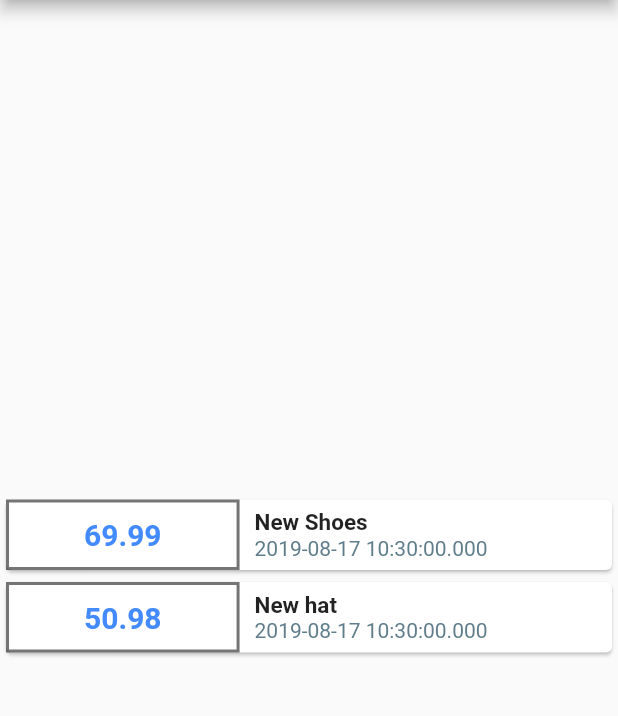
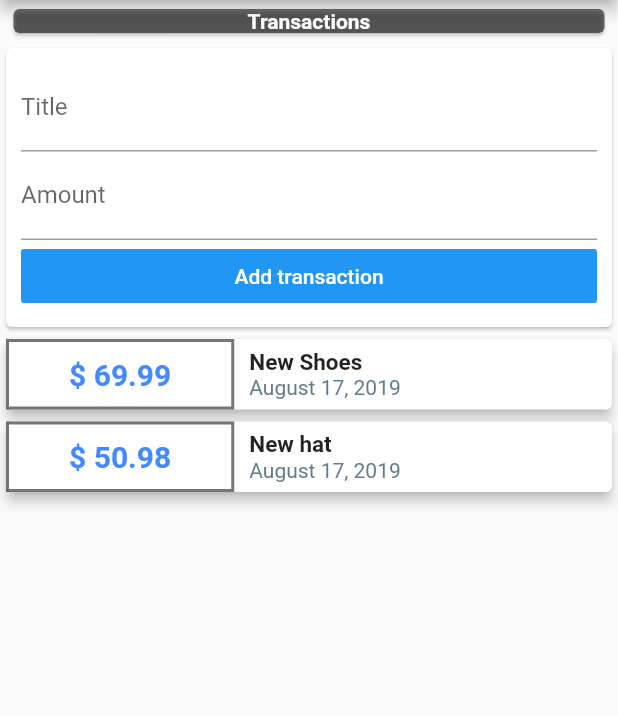
Before and after one commit to jjsebastianfuertes/PersonalExpensesApp, a Flutter app: the screen it shows after launch, on a phone screen of 412 x 824 dp, the part 84-800 px from its top. Run offline on Flutter 3.47's test engine with Material 2 defaults, Android fonts, the phone set to English and light mode, and no system bars.

Commit message:
transactions boxes

```diff
--- a/expenses_app/lib/main.dart
+++ b/expenses_app/lib/main.dart
@@ -1,5 +1,7 @@
 import 'package:flutter/material.dart';
 import './transaction.dart';
+import 'package:intl/intl.dart';
+import 'package:flutter_localizations/flutter_localizations.dart';
 
 void main() {
   runApp(MyApp());
@@ -9,6 +11,16 @@ class MyApp extends StatelessWidget {
   @override
   Widget build(BuildContext context) {
     return MaterialApp(
+      localizationsDelegates: [
+        // ... app-specific localization delegate[s] here
+        GlobalMaterialLocalizations.delegate,
+        GlobalWidgetsLocalizations.delegate,
+        GlobalCupertinoLocalizations.delegate,
+      ],
+      supportedLocales: [
+        const Locale('en'), // English
+        const Locale('es'), // Spanish
+      ],
       title: 'Expenses App',
       home: MyHomePage(),
     );
@@ -28,13 +40,51 @@ class MyHomePage extends StatelessWidget {
       appBar: AppBar(
         title: Text('Expenses App'),
       ),
-      body: Container(
-        width: double.infinity,
-        child: Column(
-            mainAxisAlignment: MainAxisAlignment.center,
-            children: transactions.map((tx) {
+      body: Column(
+        children: <Widget>[
+          Container(
+            padding: EdgeInsets.symmetric(vertical: 2, horizontal: 5),
+            width: double.infinity,
+            child: Card(
+              color: Colors.black54,
+              child: Center(
+                child: Text(
+                  'Transactions',
+                  style: TextStyle(
+                      fontWeight: FontWeight.bold, color: Colors.white),
+                ),
+              ),
+            ),
+          ),
+          Card(
+            child: Padding(
+              padding: const EdgeInsets.all(10.0),
+              child: Column(
+                children: <Widget>[
+                  TextField(
+                    decoration: InputDecoration(labelText: 'Title'),
+                  ),
+                  TextField(
+                    decoration: InputDecoration(labelText: 'Amount'),
+                  ),
+                  Container(
+                    width: double.infinity,
+                      child: FlatButton(
+                          color: Colors.blue,
+                          onPressed: () {},
+                          textColor: Colors.white,
+                          child: Text('Add transaction')))
+                ],
+              ),
+            ),
+          ),
+          Container(
+            width: double.infinity,
+            child: Column(
+                children: transactions.map((tx) {
               return Container(
                 child: Card(
+                  elevation: 3.5,
                   child: Row(
                     children: <Widget>[
                       Container(
@@ -42,9 +92,9 @@ class MyHomePage extends StatelessWidget {
                           border: Border.all(color: Colors.black54, width: 2),
                         ),
                         padding:
-                            EdgeInsets.symmetric(vertical: 10, horizontal: 50),
+                            EdgeInsets.symmetric(vertical: 10, horizontal: 40),
                         child: Text(
-                          tx.amount.toString(),
+                          '\$ ${tx.amount}',
                           style: TextStyle(
                               fontWeight: FontWeight.bold,
                               fontSize: 20,
@@ -62,7 +112,7 @@ class MyHomePage extends StatelessWidget {
                                   fontWeight: FontWeight.bold, fontSize: 15),
                             ),
                             Text(
-                              tx.date.toString(),
+                              DateFormat.yMMMMd().format(tx.date),
                               style: TextStyle(color: Colors.blueGrey),
                             )
                           ],
@@ -73,6 +123,8 @@ class MyHomePage extends StatelessWidget {
                 ),
               );
             }).toList()),
+          ),
+        ],
       ),
     );
   }
--- a/expenses_app/pubspec.yaml
+++ b/expenses_app/pubspec.yaml
@@ -18,6 +18,9 @@ environment:
 
 dependencies:
   flutter:
+    sdk: flutter
+  intl: ^0.15.8
+  flutter_localizations:
     sdk: flutter
 
   # The following adds the Cupertino Icons font to your application.
```
Also changed, not shown: expenses_app/pubspec.lock.
